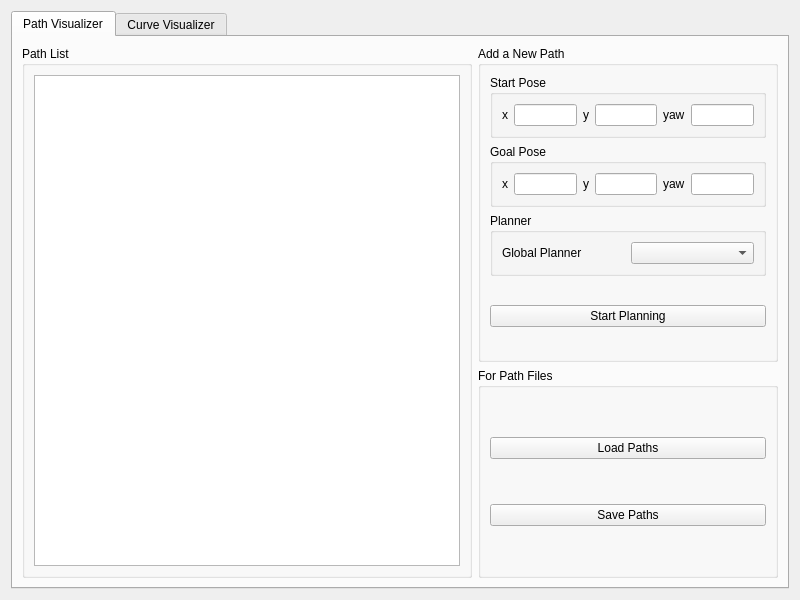
Old version of the form src/rviz_plugins/rmpv/ui/rmpv.ui in the repository ai-winter/ros_motion_planning_visualizer.
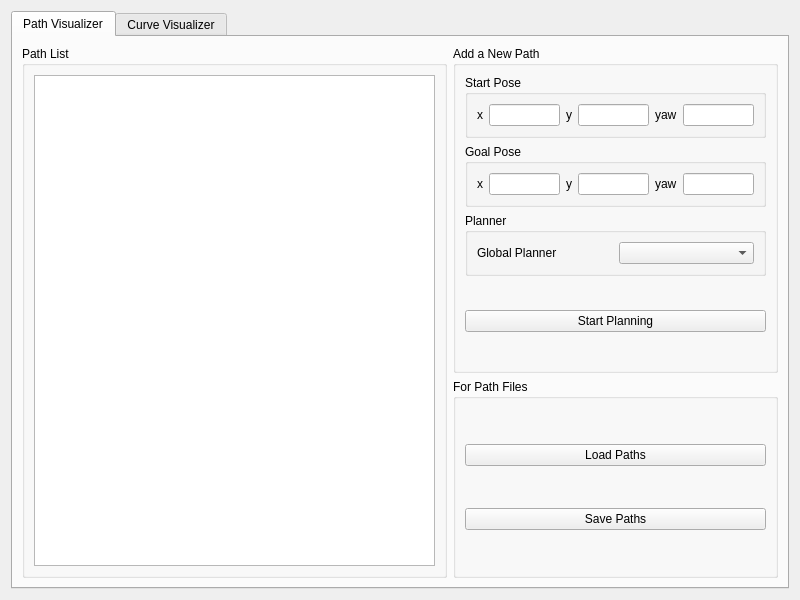
New version of the form.

```diff
--- a/src/rviz_plugins/rmpv/ui/rmpv.ui
+++ b/src/rviz_plugins/rmpv/ui/rmpv.ui
@@ -32,44 +32,7 @@
       <attribute name="title">
        <string>Path Visualizer</string>
       </attribute>
-      <layout class="QGridLayout" name="gridLayout_pathVisualization">
-       <item row="0" column="0" rowspan="3" colspan="2">
-        <widget class="QGroupBox" name="groupBox_path_list">
-         <property name="sizePolicy">
-          <sizepolicy hsizetype="Preferred" vsizetype="Preferred">
-           <horstretch>0</horstretch>
-           <verstretch>0</verstretch>
-          </sizepolicy>
-         </property>
-         <property name="toolTip">
-          <string/>
-         </property>
-         <property name="title">
-          <string>Path List</string>
-         </property>
-         <layout class="QHBoxLayout" name="horizontalLayout_list">
-          <item>
-           <widget class="QTableView" name="tableView_path_list">
-            <property name="sizePolicy">
-             <sizepolicy hsizetype="Expanding" vsizetype="Expanding">
-              <horstretch>0</horstretch>
-              <verstretch>0</verstretch>
-             </sizepolicy>
-            </property>
-            <property name="horizontalScrollBarPolicy">
-             <enum>Qt::ScrollBarAsNeeded</enum>
-            </property>
-            <property name="sizeAdjustPolicy">
-             <enum>QAbstractScrollArea::AdjustIgnored</enum>
-            </property>
-            <property name="editTriggers">
-             <set>QAbstractItemView::NoEditTriggers</set>
-            </property>
-           </widget>
-          </item>
-         </layout>
-        </widget>
-       </item>
+      <layout class="QGridLayout" name="gridLayout_path">
        <item row="0" column="2" rowspan="2">
         <widget class="QGroupBox" name="groupBox_path_add">
          <property name="enabled">
@@ -83,7 +46,7 @@
          </property>
          <property name="maximumSize">
           <size>
-           <width>300</width>
+           <width>325</width>
            <height>16777215</height>
           </size>
          </property>
@@ -246,11 +209,48 @@
          </layout>
         </widget>
        </item>
+       <item row="0" column="0" rowspan="3" colspan="2">
+        <widget class="QGroupBox" name="groupBox_path_list">
+         <property name="sizePolicy">
+          <sizepolicy hsizetype="Preferred" vsizetype="Preferred">
+           <horstretch>0</horstretch>
+           <verstretch>0</verstretch>
+          </sizepolicy>
+         </property>
+         <property name="toolTip">
+          <string/>
+         </property>
+         <property name="title">
+          <string>Path List</string>
+         </property>
+         <layout class="QHBoxLayout" name="horizontalLayout_path_list">
+          <item>
+           <widget class="QTableView" name="tableView_path_list">
+            <property name="sizePolicy">
+             <sizepolicy hsizetype="Expanding" vsizetype="Expanding">
+              <horstretch>0</horstretch>
+              <verstretch>0</verstretch>
+             </sizepolicy>
+            </property>
+            <property name="horizontalScrollBarPolicy">
+             <enum>Qt::ScrollBarAsNeeded</enum>
+            </property>
+            <property name="sizeAdjustPolicy">
+             <enum>QAbstractScrollArea::AdjustIgnored</enum>
+            </property>
+            <property name="editTriggers">
+             <set>QAbstractItemView::NoEditTriggers</set>
+            </property>
+           </widget>
+          </item>
+         </layout>
+        </widget>
+       </item>
        <item row="2" column="2">
         <widget class="QGroupBox" name="groupBox_path_files">
          <property name="maximumSize">
           <size>
-           <width>300</width>
+           <width>325</width>
            <height>16777215</height>
           </size>
          </property>
```
Left out of the diff: 24 changed lines with no effect on the pictures.
